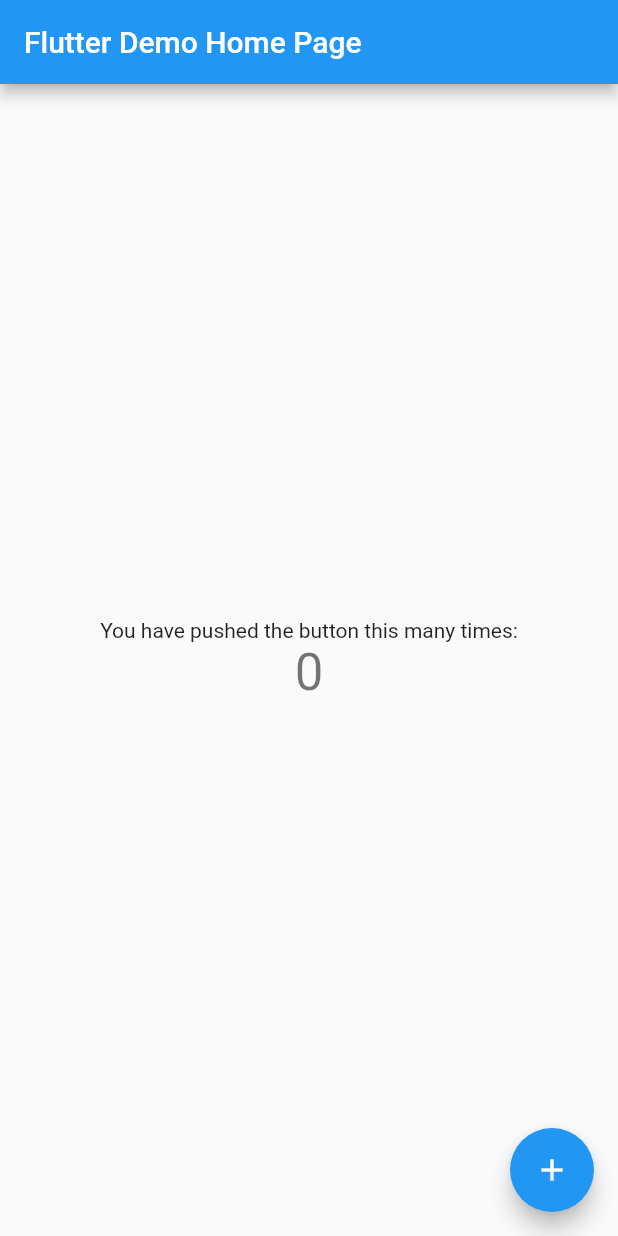
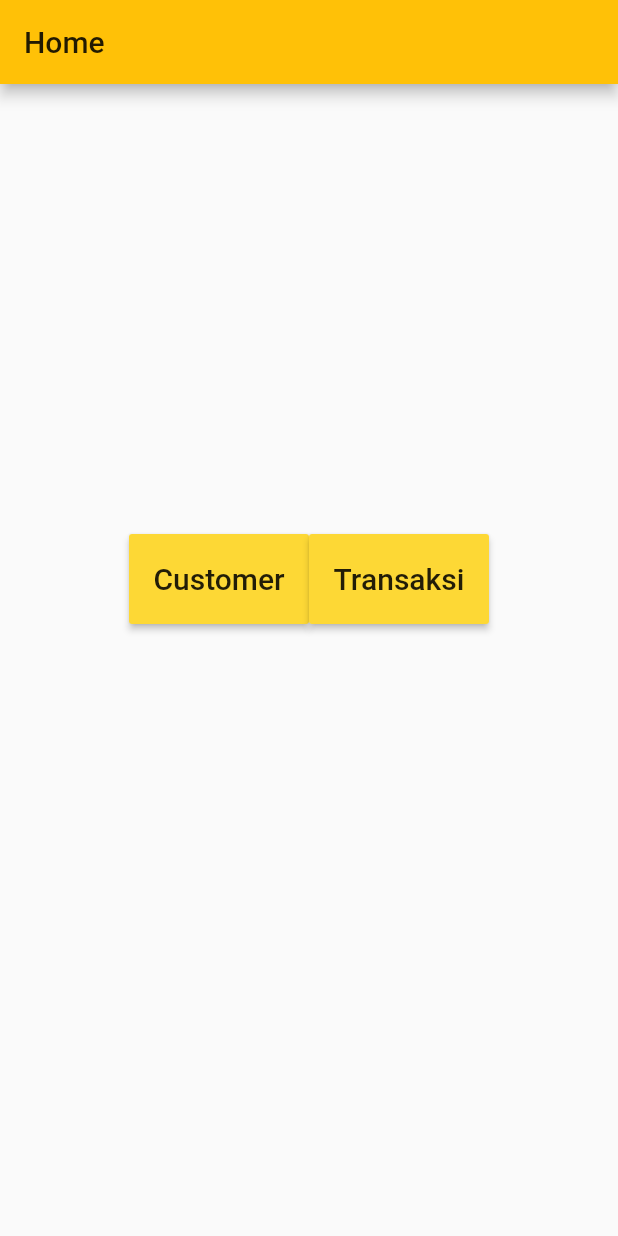
Before and after one commit to annastasyaivory/flutter_uts_catatanorder, a Flutter app: the screen it shows after launch, on a phone screen of 412 x 824 dp. Run offline on Flutter 3.47's test engine with Material 2 defaults, Android fonts, the phone set to English and light mode, and no system bars; our stand-ins replace sqflite; accounts and stored records are empty.

Commit message:
membuat halaman tampilan

```diff
--- a/lib/main.dart
+++ b/lib/main.dart
@@ -1,117 +1,19 @@
+import 'package:flutter_uts_catatanorder/pages/home.dart';
 import 'package:flutter/material.dart';
 
-void main() {
-  runApp(MyApp());
-}
+void main() => runApp(MyApp());
 
 class MyApp extends StatelessWidget {
   // This widget is the root of your application.
   @override
   Widget build(BuildContext context) {
     return MaterialApp(
+      debugShowCheckedModeBanner: false,
       title: 'Flutter Demo',
       theme: ThemeData(
-        // This is the theme of your application.
-        //
-        // Try running your application with "flutter run". You'll see the
-        // application has a blue toolbar. Then, without quitting the app, try
-        // changing the primarySwatch below to Colors.green and then invoke
-        // "hot reload" (press "r" in the console where you ran "flutter run",
-        // or simply save your changes to "hot reload" in a Flutter IDE).
-        // Notice that the counter didn't reset back to zero; the application
-        // is not restarted.
-        primarySwatch: Colors.blue,
-        // This makes the visual density adapt to the platform that you run
-        // the app on. For desktop platforms, the controls will be smaller and
-        // closer together (more dense) than on mobile platforms.
-        visualDensity: VisualDensity.adaptivePlatformDensity,
+        primarySwatch: Colors.amber,
       ),
-      home: MyHomePage(title: 'Flutter Demo Home Page'),
+      home: Home(),
     );
   }
 }
-
-class MyHomePage extends StatefulWidget {
-  MyHomePage({Key key, this.title}) : super(key: key);
-
-  // This widget is the home page of your application. It is stateful, meaning
-  // that it has a State object (defined below) that contains fields that affect
-  // how it looks.
-
-  // This class is the configuration for the state. It holds the values (in this
-  // case the title) provided by the parent (in this case the App widget) and
-  // used by the build method of the State. Fields in a Widget subclass are
-  // always marked "final".
-
-  final String title;
-
-  @override
-  _MyHomePageState createState() => _MyHomePageState();
-}
-
-class _MyHomePageState extends State<MyHomePage> {
-  int _counter = 0;
-
-  void _incrementCounter() {
-    setState(() {
-      // This call to setState tells the Flutter framework that something has
-      // changed in this State, which causes it to rerun the build method below
-      // so that the display can reflect the updated values. If we changed
-      // _counter without calling setState(), then the build method would not be
-      // called again, and so nothing would appear to happen.
-      _counter++;
-    });
-  }
-
-  @override
-  Widget build(BuildContext context) {
-    // This method is rerun every time setState is called, for instance as done
-    // by the _incrementCounter method above.
-    //
-    // The Flutter framework has been optimized to make rerunning build methods
-    // fast, so that you can just rebuild anything that needs updating rather
-    // than having to individually change instances of widgets.
-    return Scaffold(
-      appBar: AppBar(
-        // Here we take the value from the MyHomePage object that was created by
-        // the App.build method, and use it to set our appbar title.
-        title: Text(widget.title),
-      ),
-      body: Center(
-        // Center is a layout widget. It takes a single child and positions it
-        // in the middle of the parent.
-        child: Column(
-          // Column is also a layout widget. It takes a list of children and
-          // arranges them vertically. By default, it sizes itself to fit its
-          // children horizontally, and tries to be as tall as its parent.
-          //
-          // Invoke "debug painting" (press "p" in the console, choose the
-          // "Toggle Debug Paint" action from the Flutter Inspector in Android
-          // Studio, or the "Toggle Debug Paint" command in Visual Studio Code)
-          // to see the wireframe for each widget.
-          //
-          // Column has various properties to control how it sizes itself and
-          // how it positions its children. Here we use mainAxisAlignment to
-          // center the children vertically; the main axis here is the vertical
-          // axis because Columns are vertical (the cross axis would be
-          // horizontal).
-          mainAxisAlignment: MainAxisAlignment.center,
-          children: <Widget>[
-            Text(
-              'You have pushed the button this many times:',
-            ),
-            Text(
-              '$_counter',
-              style: Theme.of(context).textTheme.headline4,
-            ),
-          ],
-        ),
-      ),
-      floatingActionButton: FloatingActionButton(
-        onPressed: _incrementCounter,
-        tooltip: 'Increment',
-        child: Icon(Icons.add),
-      ), // This trailing comma makes auto-formatting nicer for build methods.
-    );
-  }
-}
--- /dev/null
+++ b/lib/pages/home.dart
@@ -0,0 +1,50 @@
+import 'package:flutter_uts_catatanorder/pages/customer.dart';
+import 'package:flutter_uts_catatanorder/pages/transaksi.dart';
+import 'package:flutter/cupertino.dart';
+import 'package:flutter/material.dart';
+
+class Home extends StatelessWidget {
+  @override
+  Widget build(BuildContext context) {
+    return Scaffold(
+      appBar: AppBar(
+        title: Text('Home'),
+      ),
+      body: Row(
+        mainAxisAlignment: MainAxisAlignment.center,
+        children: [
+          Container(
+            height: 60,
+            width: 120,
+            margin: EdgeInsets.only(top: 300, left: 10),
+            child: RaisedButton(
+              color: Colors.yellow[600],
+              child: Text("Customer", style: TextStyle(fontSize: 20)),
+              onPressed: () {
+                Navigator.push(
+                  context,
+                  MaterialPageRoute(builder: (context) => Customer()),
+                );
+              },
+            ),
+          ),
+          Container(
+            height: 60,
+            width: 120,
+            margin: EdgeInsets.only(top: 300, right: 10),
+            child: RaisedButton(
+              color: Colors.yellow[600],
+              child: Text("Transaksi", style: TextStyle(fontSize: 20)),
+              onPressed: () {
+                Navigator.push(
+                  context,
+                  MaterialPageRoute(builder: (context) => Transaksi()),
+                );
+              },
+            ),
+          ),
+        ],
+      ),
+    );
+  }
+}
```
Also changed, not shown: lib/pages/customer.dart (added, +157 -0 lines), lib/pages/transaksi.dart (added, +160 -0 lines), 1 other file.
